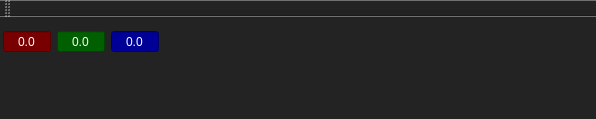
First picture: the form in QtPlayground/qtplayground.ui, repository GueChen/GComponentQtPuginLib, before the edit.
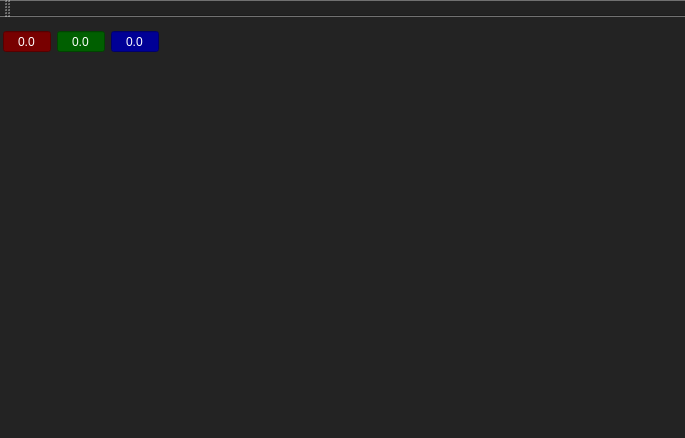
Second picture: the form after the edit. Custom widgets are drawn as their Qt base class.

Diff of the .ui file:
```diff
--- a/QtPlayground/qtplayground.ui
+++ b/QtPlayground/qtplayground.ui
@@ -6,8 +6,8 @@
    <rect>
     <x>0</x>
     <y>0</y>
-    <width>596</width>
-    <height>119</height>
+    <width>685</width>
+    <height>438</height>
    </rect>
   </property>
   <property name="windowTitle">
@@ -151,6 +151,16 @@
      </rect>
     </property>
    </widget>
+   <widget class="GSelector" name="selector" native="true">
+    <property name="geometry">
+     <rect>
+      <x>39</x>
+      <y>140</y>
+      <width>111</width>
+      <height>25</height>
+     </rect>
+    </property>
+   </widget>
   </widget>
   <widget class="QMenuBar" name="menuBar">
    <property name="geometry">
@@ -189,6 +199,11 @@
    <extends>QWidget</extends>
    <header>custom/color_edit.h</header>
   </customwidget>
+  <customwidget>
+   <class>GSelector</class>
+   <extends>QWidget</extends>
+   <header>custom/selector.h</header>
+  </customwidget>
  </customwidgets>
  <resources>
   <include location="qtplayground.qrc"/>
```
Left out of the diff: 2 changed lines with no effect on the pictures.
